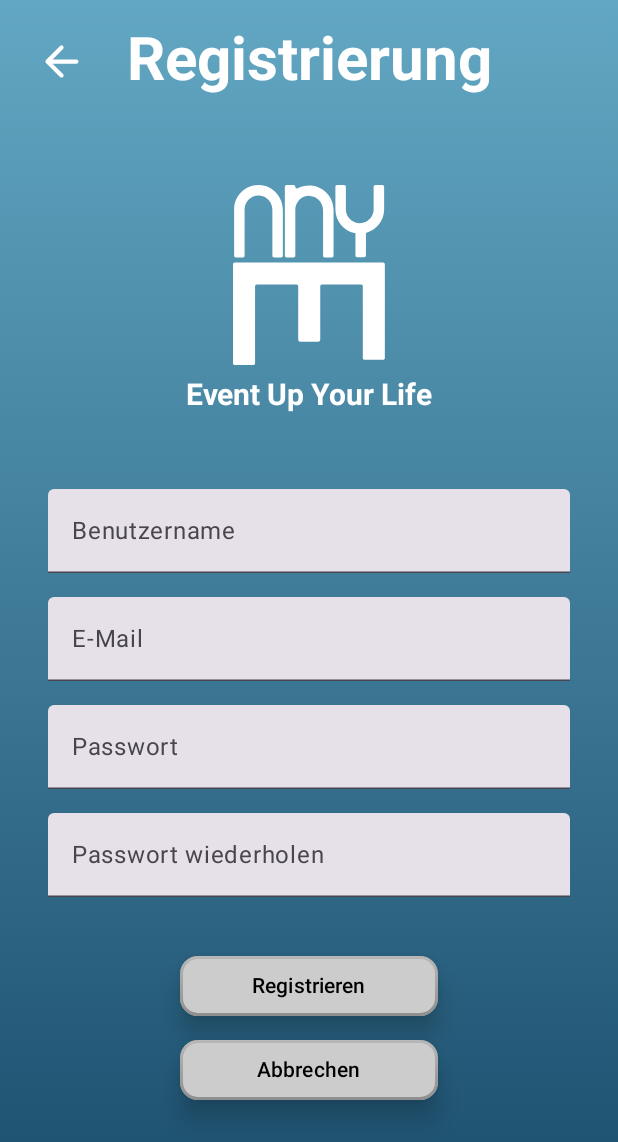
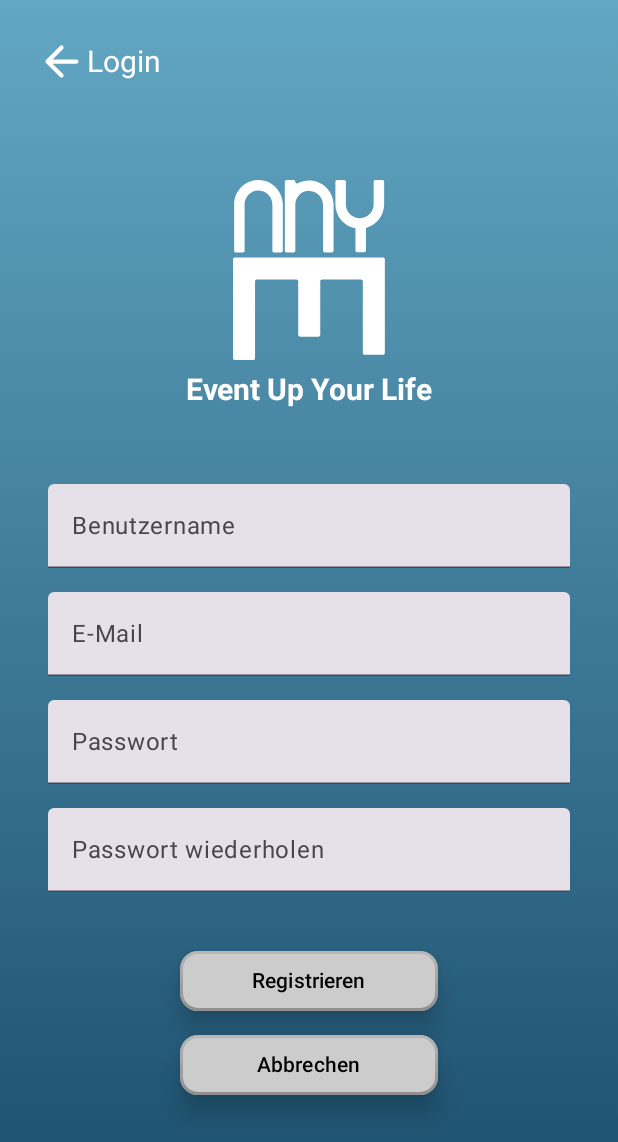
Before and after one commit to Schirokow/EVOO, an Android app built with Jetpack Compose: the RegistrationScreen screen opened through its navigation route, on a phone screen of 412 x 824 dp. Shown: the top 1142 px of the screen. Run offline under Robolectric (Android 15) with nearby library versions, the phone set to English and light mode, and no system bars.

Commit message:
develop -> RegistrationScreen Layout angepasst.

```diff
--- a/app/src/main/java/com/example/evoo/ui/screens/RegistrationScreen.kt
+++ b/app/src/main/java/com/example/evoo/ui/screens/RegistrationScreen.kt
@@ -1,11 +1,13 @@
 package com.example.evoo.ui.screens
 
+import android.util.Log
 import androidx.compose.foundation.Image
 import androidx.compose.foundation.background
 import androidx.compose.foundation.clickable
 import androidx.compose.foundation.layout.Arrangement
 import androidx.compose.foundation.layout.Box
 import androidx.compose.foundation.layout.Column
+import androidx.compose.foundation.layout.Row
 import androidx.compose.foundation.layout.Spacer
 import androidx.compose.foundation.layout.WindowInsets
 import androidx.compose.foundation.layout.asPaddingValues
@@ -43,11 +45,9 @@ import com.example.evoo.BottomDarkBlue
 import com.example.evoo.R
 import com.example.evoo.TopLightBlue
 import com.example.evoo.ui.components.buttons.ClickButton
-import com.example.evoo.ui.menu.MenuBar
 import com.example.evoo.users.AuthManager
 import com.example.evoo.users.User
 import com.example.evoo.users.UsersRepository
-import android.util.Log
 
 private const val TAG = "RegistrationScreen"
 
@@ -72,20 +72,35 @@ fun RegistrationScreen(navController: NavController) {
                     )
                 )
         ) {
+            Row (
+                verticalAlignment = Alignment.CenterVertically,
+                modifier = Modifier.fillMaxWidth()
+            ){
                 Icon(
                     imageVector = Icons.Rounded.ArrowBack,
                     contentDescription = "ArrowBack",
                     tint = Color.White,
                     modifier = Modifier
-                    .align(alignment = Alignment.TopStart)
-                    .padding(24.dp)
+                        .padding(start = 24.dp, top = 24.dp, bottom = 24.dp)
                         .size(34.dp)
                         .clickable {
-                        navController.popBackStack()
-                        Log.d(TAG,"Navigation: Returning to previous screen")
+                            Log.d(TAG, "Navigating to LoginScreen")
+                            navController.navigate("LoginScreen")
                         }
 
                 )
+                Text(
+                    text = "Login",
+                    fontSize = 20.sp,
+                    color = Color.White,
+                    modifier = Modifier
+                        .clickable{
+                            Log.d(TAG, "Navigating to LoginScreen")
+                            navController.navigate("LoginScreen")
+                        }
+                )
+            }
+
 
             val userNameState = remember { mutableStateOf(TextFieldValue()) }
             val emailState = remember { mutableStateOf(TextFieldValue()) }
@@ -119,21 +134,12 @@ fun RegistrationScreen(navController: NavController) {
                 horizontalAlignment = Alignment.CenterHorizontally,
                 verticalArrangement = Arrangement.Top
             ) {
-                Text(
-                    "Registrierung",
-                    color = Color.White,
-                    fontWeight = FontWeight.Bold,
-                    fontSize = 40.sp,
-                    modifier = Modifier
-                        .padding(top = 16.dp)
-                        .align(Alignment.CenterHorizontally)
-                )
 
                 Image(
                     painter = painterResource(id = R.drawable.logo_anye),
                     contentDescription = "App Logo",
                     modifier = Modifier
-                        .padding(top = 60.dp)
+                        .padding(top = 120.dp)
                         .size(120.dp)
                         .align(Alignment.CenterHorizontally)
                 )
```
Lines whose indentation alone changed are shown as unchanged.
